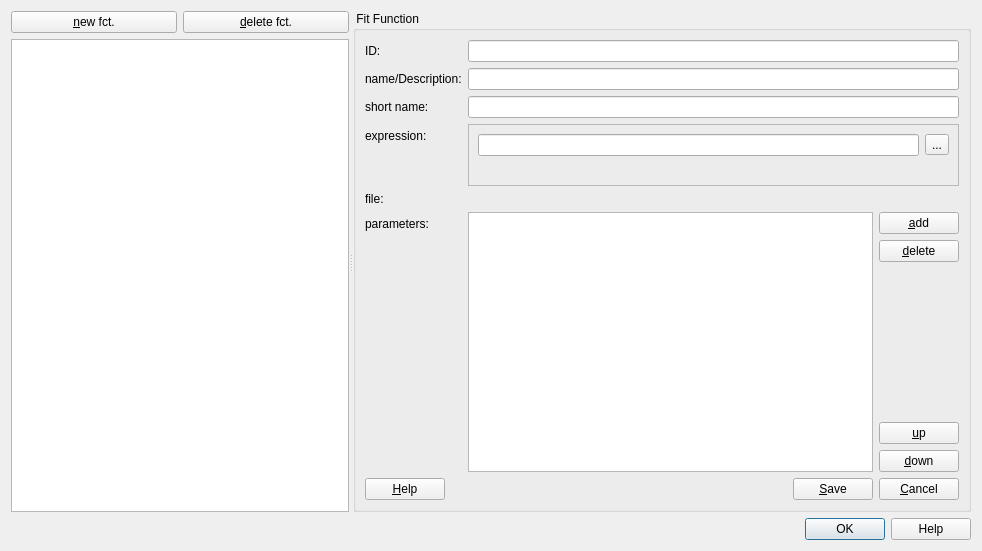
Old version of the form application/userfitfunctionseditor.ui in the repository jkriege2/QuickFit3.
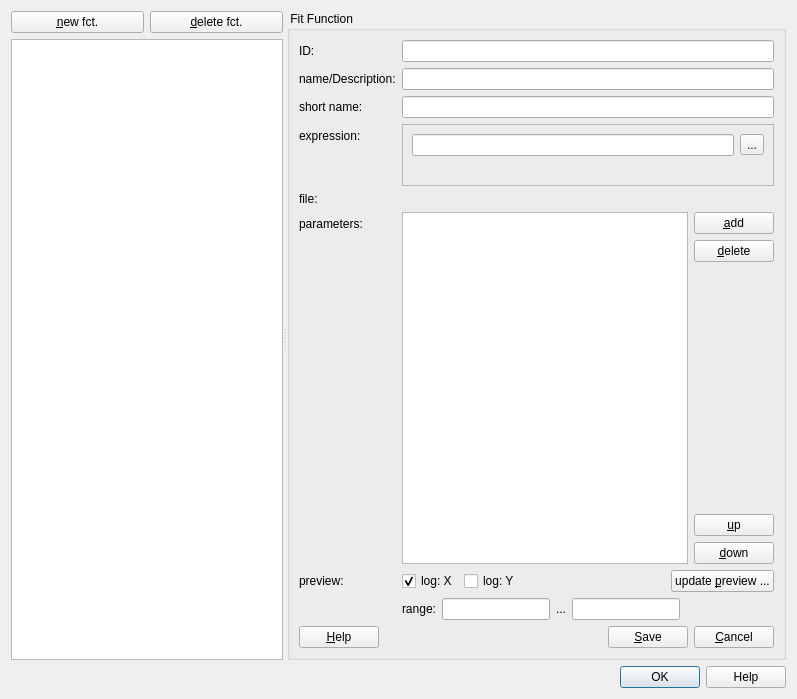
New version of the form. Icons and pictures are not drawn. Custom widgets are drawn as their Qt base class.

```diff
--- a/application/userfitfunctionseditor.ui
+++ b/application/userfitfunctionseditor.ui
@@ -6,8 +6,8 @@
    <rect>
     <x>0</x>
     <y>0</y>
-    <width>982</width>
-    <height>551</height>
+    <width>797</width>
+    <height>699</height>
    </rect>
   </property>
   <property name="windowTitle">
@@ -227,6 +227,95 @@
              </item>
             </layout>
            </item>
+           <item row="6" column="0">
+            <widget class="QLabel" name="label_7">
+             <property name="text">
+              <string>preview:</string>
+             </property>
+            </widget>
+           </item>
+           <item row="6" column="1">
+            <layout class="QHBoxLayout" name="horizontalLayout_2">
+             <item>
+              <widget class="QCheckBox" name="chkPrevLogX">
+               <property name="text">
+                <string>log: X</string>
+               </property>
+               <property name="checked">
+                <bool>true</bool>
+               </property>
+              </widget>
+             </item>
+             <item>
+              <widget class="QCheckBox" name="chkPrevLogY">
+               <property name="text">
+                <string>log: Y</string>
+               </property>
+              </widget>
+             </item>
+             <item>
+              <spacer name="horizontalSpacer_2">
+               <property name="orientation">
+                <enum>Qt::Horizontal</enum>
+               </property>
+               <property name="sizeHint" stdset="0">
+                <size>
+                 <width>40</width>
+                 <height>20</height>
+                </size>
+               </property>
+              </spacer>
+             </item>
+             <item>
+              <widget class="QPushButton" name="btnUpdatePreview">
+               <property name="text">
+                <string>update &amp;preview ...</string>
+               </property>
+               <property name="icon">
+                <iconset resource="../lib/lib.qrc">
+                 <normaloff>:/lib/wizard.png</normaloff>:/lib/wizard.png</iconset>
+               </property>
+              </widget>
+             </item>
+            </layout>
+           </item>
+           <item row="7" column="1">
+            <layout class="QHBoxLayout" name="horizontalLayout_3">
+             <item>
+              <widget class="QLabel" name="label_9">
+               <property name="text">
+                <string>range:</string>
+               </property>
+              </widget>
+             </item>
+             <item>
+              <widget class="QFDoubleEdit" name="spinPrevRangeMin"/>
+             </item>
+             <item>
+              <widget class="QLabel" name="label_10">
+               <property name="text">
+                <string>...</string>
+               </property>
+              </widget>
+             </item>
+             <item>
+              <widget class="QFDoubleEdit" name="spinPrevRangeMax"/>
+             </item>
+             <item>
+              <spacer name="horizontalSpacer_3">
+               <property name="orientation">
+                <enum>Qt::Horizontal</enum>
+               </property>
+               <property name="sizeHint" stdset="0">
+                <size>
+                 <width>40</width>
+                 <height>20</height>
+                </size>
+               </property>
+              </spacer>
+             </item>
+            </layout>
+           </item>
           </layout>
          </widget>
         </widget>
@@ -297,6 +386,14 @@
    <extends>QTableView</extends>
    <header>qenhancedtableview.h</header>
   </customwidget>
+  <customwidget>
+   <class>QFDoubleEdit</class>
+   <extends>QLineEdit</extends>
+   <header>qfdoubleedit.h</header>
+   <slots>
+    <signal>valueChanged(double)</signal>
+   </slots>
+  </customwidget>
  </customwidgets>
  <tabstops>
   <tabstop>btnNewF</tabstop>
```
Left out of the diff: 3 changed lines with no effect on the pictures.
